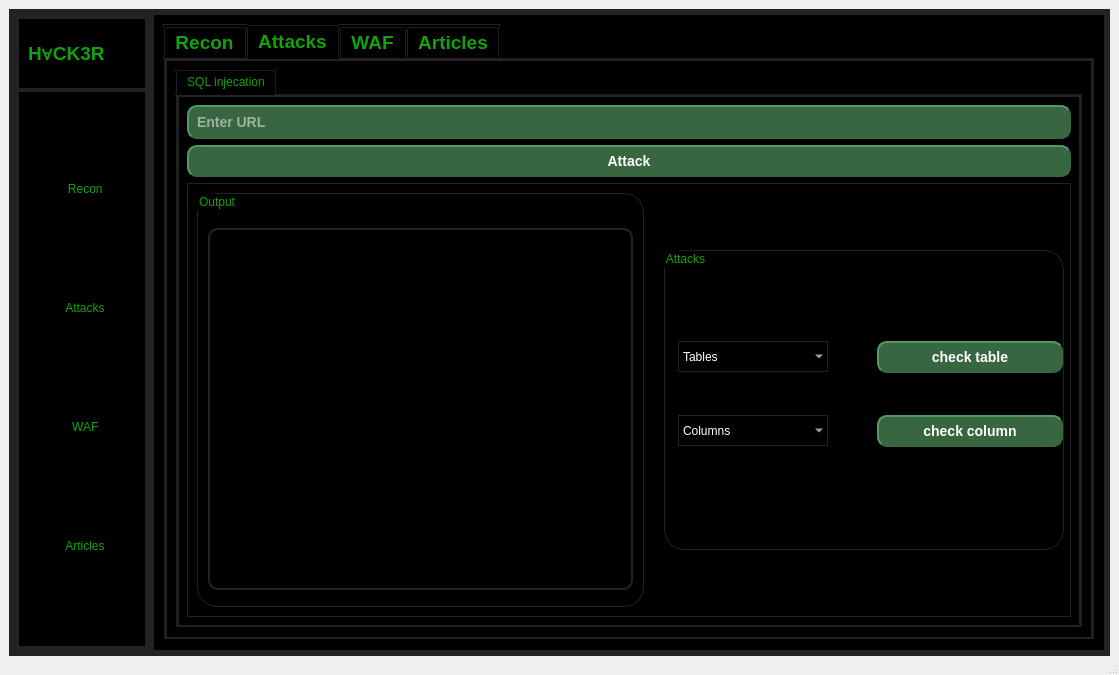
Before: the Qt Designer form GUI/app.ui in Graduti0n-Pr0ject/pen-testing-Program, drawn with Qt 5.
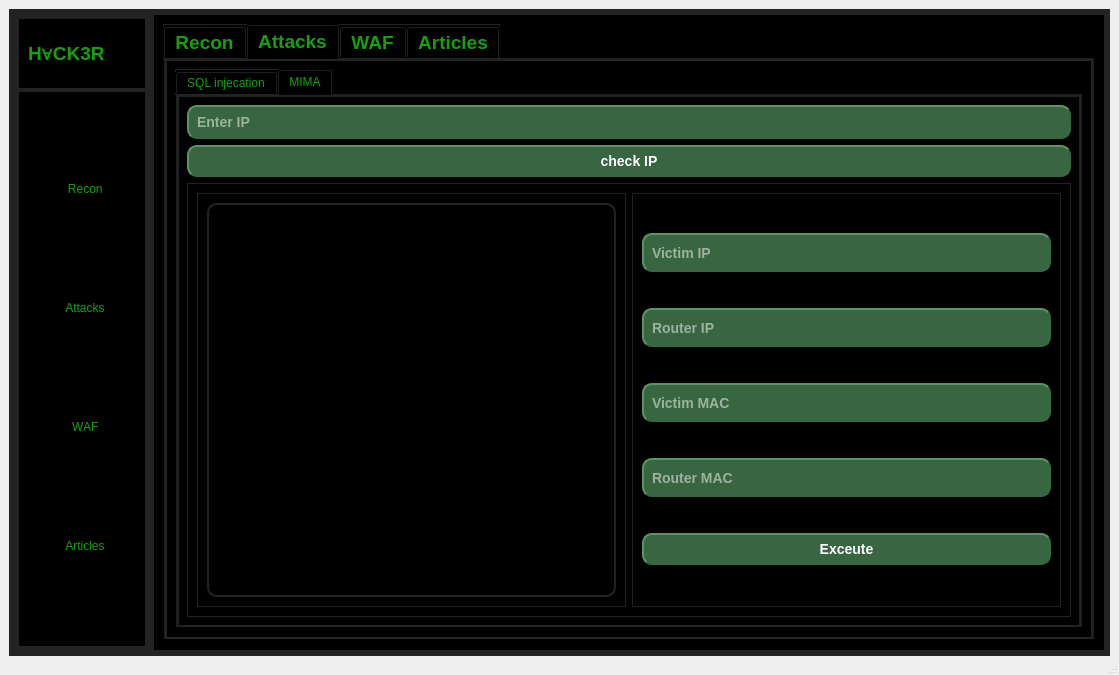
After: the same form once the commit is applied. The open tabs and pages were chosen to show the change. Icons and pictures are not drawn.

Patch:
```diff
--- a/GUI/app.ui
+++ b/GUI/app.ui
@@ -897,7 +897,7 @@
               <item row="0" column="0">
                <widget class="QTabWidget" name="tabWidget">
                 <property name="currentIndex">
-                 <number>0</number>
+                 <number>1</number>
                 </property>
                 <property name="iconSize">
                  <size>
@@ -1191,6 +1191,219 @@
                   </item>
                  </layout>
                 </widget>
+                <widget class="QWidget" name="tab_3">
+                 <attribute name="title">
+                  <string>MIMA</string>
+                 </attribute>
+                 <layout class="QGridLayout" name="gridLayout_12">
+                  <item row="0" column="0">
+                   <widget class="QLineEdit" name="IP_text">
+                    <property name="maximumSize">
+                     <size>
+                      <width>16777215</width>
+                      <height>39</height>
+                     </size>
+                    </property>
+                    <property name="styleSheet">
+                     <string notr="true">background-color: rgb(56, 102, 65);
+border-style: outset;
+border-width: 2px;
+border-radius: 10px;
+border-color: rgb(56, 102, 65);
+font: bold 14px;
+min-width: 10em;
+padding: 6px;
+color: white;</string>
+                    </property>
+                    <property name="placeholderText">
+                     <string>Enter IP</string>
+                    </property>
+                   </widget>
+                  </item>
+                  <item row="1" column="0">
+                   <widget class="QPushButton" name="sqlAttackbtn_2">
+                    <property name="styleSheet">
+                     <string notr="true">background-color: rgb(56, 102, 65);
+border-style: outset;
+border-width: 2px;
+border-radius: 10px;
+border-color: rgb(56, 102, 65);
+font: bold 14px;
+min-width: 10em;
+padding: 6px;
+color: white;</string>
+                    </property>
+                    <property name="text">
+                     <string>check IP</string>
+                    </property>
+                   </widget>
+                  </item>
+                  <item row="2" column="0">
+                   <widget class="QFrame" name="frame_4">
+                    <property name="frameShape">
+                     <enum>QFrame::StyledPanel</enum>
+                    </property>
+                    <property name="frameShadow">
+                     <enum>QFrame::Raised</enum>
+                    </property>
+                    <layout class="QGridLayout" name="gridLayout_11">
+                     <item row="0" column="0">
+                      <widget class="QFrame" name="frame_5">
+                       <property name="frameShape">
+                        <enum>QFrame::StyledPanel</enum>
+                       </property>
+                       <property name="frameShadow">
+                        <enum>QFrame::Raised</enum>
+                       </property>
+                       <layout class="QGridLayout" name="gridLayout_10">
+                        <item row="0" column="0">
+                         <widget class="QListWidget" name="sqlOutput_2">
+                          <property name="styleSheet">
+                           <string notr="true">background-color: black;
+color:white;
+background-attachment: scroll;
+border-width: 2px;
+border-radius: 10px;
+font: bold 16px;
+min-width: 10em;
+padding: 6px;</string>
+                          </property>
+                         </widget>
+                        </item>
+                       </layout>
+                      </widget>
+                     </item>
+                     <item row="0" column="1">
+                      <widget class="QFrame" name="frame_6">
+                       <property name="frameShape">
+                        <enum>QFrame::StyledPanel</enum>
+                       </property>
+                       <property name="frameShadow">
+                        <enum>QFrame::Raised</enum>
+                       </property>
+                       <layout class="QVBoxLayout" name="verticalLayout_7">
+                        <item>
+                         <widget class="QLineEdit" name="IP_text_3">
+                          <property name="maximumSize">
+                           <size>
+                            <width>16777215</width>
+                            <height>39</height>
+                           </size>
+                          </property>
+                          <property name="styleSheet">
+                           <string notr="true">background-color: rgb(56, 102, 65);
+border-style: outset;
+border-width: 2px;
+border-radius: 10px;
+border-color: rgb(56, 102, 65);
+font: bold 14px;
+min-width: 10em;
+padding: 6px;
+color: white;</string>
+                          </property>
+                          <property name="placeholderText">
+                           <string>Victim IP</string>
+                          </property>
+                         </widget>
+                        </item>
+                        <item>
+                         <widget class="QLineEdit" name="IP_text_2">
+                          <property name="maximumSize">
+                           <size>
+                            <width>16777215</width>
+                            <height>39</height>
+                           </size>
+                          </property>
+                          <property name="styleSheet">
+                           <string notr="true">background-color: rgb(56, 102, 65);
+border-style: outset;
+border-width: 2px;
+border-radius: 10px;
+border-color: rgb(56, 102, 65);
+font: bold 14px;
+min-width: 10em;
+padding: 6px;
+color: white;</string>
+                          </property>
+                          <property name="placeholderText">
+                           <string>Router IP</string>
+                          </property>
+                         </widget>
+                        </item>
+                        <item>
+                         <widget class="QLineEdit" name="IP_text_4">
+                          <property name="maximumSize">
+                           <size>
+                            <width>16777215</width>
+                            <height>39</height>
+                           </size>
+                          </property>
+                          <property name="styleSheet">
+                           <string notr="true">background-color: rgb(56, 102, 65);
+border-style: outset;
+border-width: 2px;
+border-radius: 10px;
+border-color: rgb(56, 102, 65);
+font: bold 14px;
+min-width: 10em;
+padding: 6px;
+color: white;</string>
+                          </property>
+                          <property name="placeholderText">
+                           <string>Victim MAC</string>
+                          </property>
+                         </widget>
+                        </item>
+                        <item>
+                         <widget class="QLineEdit" name="IP_text_5">
+                          <property name="maximumSize">
+                           <size>
+                            <width>16777215</width>
+                            <height>39</height>
+                           </size>
+                          </property>
+                          <property name="styleSheet">
+                           <string notr="true">background-color: rgb(56, 102, 65);
+border-style: outset;
+border-width: 2px;
+border-radius: 10px;
+border-color: rgb(56, 102, 65);
+font: bold 14px;
+min-width: 10em;
+padding: 6px;
+color: white;</string>
+                          </property>
+                          <property name="placeholderText">
+                           <string>Router MAC</string>
+                          </property>
+                         </widget>
+                        </item>
+                        <item>
+                         <widget class="QPushButton" name="sqlAttackbtn_3">
+                          <property name="styleSheet">
+                           <string notr="true">background-color: rgb(56, 102, 65);
+border-style: outset;
+border-width: 2px;
+border-radius: 10px;
+border-color: rgb(56, 102, 65);
+font: bold 14px;
+min-width: 10em;
+padding: 6px;
+color: white;</string>
+                          </property>
+                          <property name="text">
+                           <string>Exceute</string>
+                          </property>
+                         </widget>
+                        </item>
+                       </layout>
+                      </widget>
+                     </item>
+                    </layout>
+                   </widget>
+                  </item>
+                 </layout>
+                </widget>
                </widget>
               </item>
              </layout>
```
Left out of the diff: 87 changed lines with no effect on the pictures.
